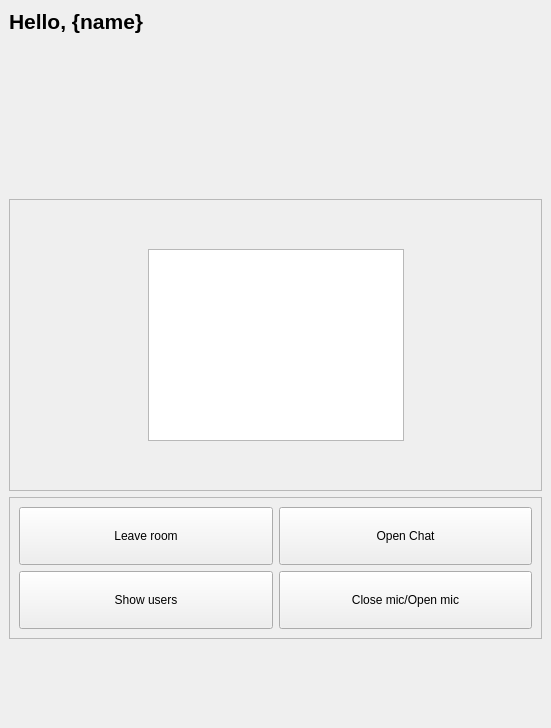
Old version of the form project/pages/chat_page_for_guide.ui in the repository Sason00/project.
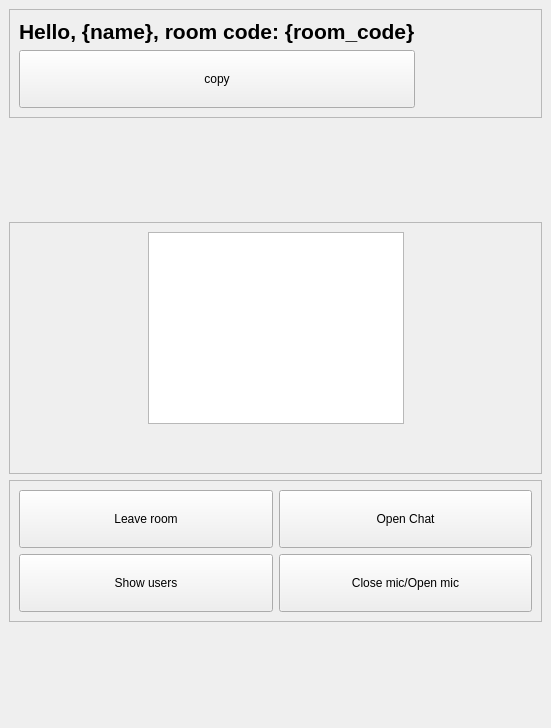
New version of the form.

What changed in the file:
```diff
--- a/project/pages/chat_page_for_guide.ui
+++ b/project/pages/chat_page_for_guide.ui
@@ -21,7 +21,7 @@
   </property>
   <widget class="QWidget" name="centralwidget">
    <layout class="QGridLayout" name="gridLayout">
-    <item row="3" column="0">
+    <item row="5" column="0">
      <widget class="QFrame" name="frame">
       <property name="frameShape">
        <enum>QFrame::StyledPanel</enum>
@@ -30,7 +30,7 @@
        <enum>QFrame::Raised</enum>
       </property>
       <layout class="QGridLayout" name="gridLayout_2">
-       <item row="1" column="0">
+       <item row="0" column="0">
         <spacer name="horizontalSpacer">
          <property name="orientation">
           <enum>Qt::Horizontal</enum>
@@ -43,36 +43,10 @@
          </property>
         </spacer>
        </item>
-       <item row="1" column="1">
+       <item row="0" column="1">
         <widget class="QListView" name="listView"/>
        </item>
-       <item row="1" column="2">
-        <spacer name="horizontalSpacer_2">
-         <property name="orientation">
-          <enum>Qt::Horizontal</enum>
-         </property>
-         <property name="sizeHint" stdset="0">
-          <size>
-           <width>40</width>
-           <height>20</height>
-          </size>
-         </property>
-        </spacer>
-       </item>
-       <item row="0" column="1">
-        <spacer name="verticalSpacer">
-         <property name="orientation">
-          <enum>Qt::Vertical</enum>
-         </property>
-         <property name="sizeHint" stdset="0">
-          <size>
-           <width>20</width>
-           <height>40</height>
-          </size>
-         </property>
-        </spacer>
-       </item>
-       <item row="2" column="1">
+       <item row="1" column="1">
         <spacer name="verticalSpacer_2">
          <property name="orientation">
           <enum>Qt::Vertical</enum>
@@ -85,10 +59,62 @@
          </property>
         </spacer>
        </item>
+       <item row="0" column="2">
+        <spacer name="horizontalSpacer_2">
+         <property name="orientation">
+          <enum>Qt::Horizontal</enum>
+         </property>
+         <property name="sizeHint" stdset="0">
+          <size>
+           <width>40</width>
+           <height>20</height>
+          </size>
+         </property>
+        </spacer>
+       </item>
       </layout>
      </widget>
     </item>
-    <item row="4" column="0">
+    <item row="3" column="0">
+     <widget class="QFrame" name="frame_2">
+      <property name="frameShape">
+       <enum>QFrame::StyledPanel</enum>
+      </property>
+      <property name="frameShadow">
+       <enum>QFrame::Raised</enum>
+      </property>
+      <layout class="QGridLayout" name="gridLayout_4">
+       <item row="1" column="0">
+        <widget class="QPushButton" name="pushButton">
+         <property name="text">
+          <string>copy</string>
+         </property>
+        </widget>
+       </item>
+       <item row="1" column="1">
+        <spacer name="horizontalSpacer_3">
+         <property name="orientation">
+          <enum>Qt::Horizontal</enum>
+         </property>
+         <property name="sizeHint" stdset="0">
+          <size>
+           <width>40</width>
+           <height>20</height>
+          </size>
+         </property>
+        </spacer>
+       </item>
+       <item row="0" column="0">
+        <widget class="QLabel" name="heading">
+         <property name="text">
+          <string>&lt;html&gt;&lt;head/&gt;&lt;body&gt;&lt;p&gt;&lt;span style=&quot; font-size:16pt; font-weight:696;&quot;&gt;Hello, {name}, room code: {room_code}&lt;/span&gt;&lt;/p&gt;&lt;/body&gt;&lt;/html&gt;</string>
+         </property>
+        </widget>
+       </item>
+      </layout>
+     </widget>
+    </item>
+    <item row="6" column="0">
      <widget class="QFrame" name="frame_3">
       <property name="enabled">
        <bool>true</bool>
@@ -131,7 +157,7 @@
       </layout>
      </widget>
     </item>
-    <item row="5" column="0">
+    <item row="7" column="0">
      <spacer name="verticalSpacer_3">
       <property name="orientation">
        <enum>Qt::Vertical</enum>
@@ -144,7 +170,7 @@
       </property>
      </spacer>
     </item>
-    <item row="2" column="0">
+    <item row="4" column="0">
      <spacer name="verticalSpacer_4">
       <property name="orientation">
        <enum>Qt::Vertical</enum>
@@ -157,26 +183,6 @@
       </property>
      </spacer>
     </item>
-    <item row="0" column="0">
-     <widget class="QLabel" name="heading">
-      <property name="text">
-       <string>&lt;html&gt;&lt;head/&gt;&lt;body&gt;&lt;p&gt;&lt;span style=&quot; font-size:16pt; font-weight:700;&quot;&gt;Hello, {name}&lt;/span&gt;&lt;/p&gt;&lt;/body&gt;&lt;/html&gt;</string>
-      </property>
-     </widget>
-    </item>
-    <item row="1" column="0">
-     <spacer name="verticalSpacer_5">
-      <property name="orientation">
-       <enum>Qt::Vertical</enum>
-      </property>
-      <property name="sizeHint" stdset="0">
-       <size>
-        <width>20</width>
-        <height>40</height>
-       </size>
-      </property>
-     </spacer>
-    </item>
    </layout>
   </widget>
  </widget>
```
Left out of the diff: 2 changed lines with no effect on the pictures.
